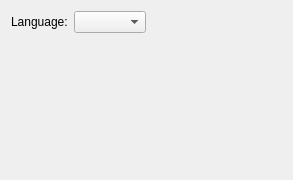
Qt form src/plugins/projectexplorer/codestylesettingspropertiespage.ui (qt-creator/qt-creator) before a commit.
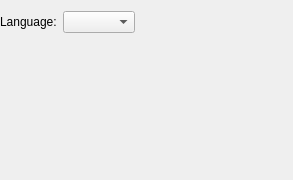
The same form after that commit.

Commit message:
Fix layout in project mode
Fix broken layout in project mode:
 * Code style settings were indented too much
 * Editor settings were indented too much

```diff
--- a/src/plugins/projectexplorer/codestylesettingspropertiespage.ui
+++ b/src/plugins/projectexplorer/codestylesettingspropertiespage.ui
@@ -14,6 +14,12 @@
    <string>Form</string>
   </property>
   <layout class="QGridLayout" name="gridLayout">
+   <property name="leftMargin">
+    <number>0</number>
+   </property>
+   <property name="rightMargin">
+    <number>0</number>
+   </property>
    <item row="0" column="0">
     <widget class="QLabel" name="languageLabel">
      <property name="text">
```
The commit also changes 1 other file.
